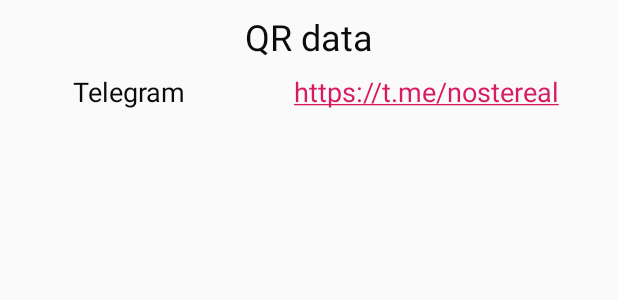
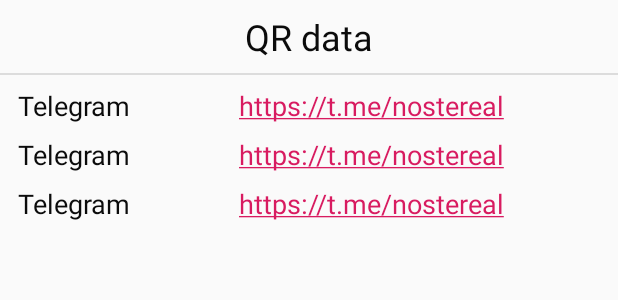
Before and after one commit to Nostereal/onScreenQRDetector, an Android app: the layout bottom_sheet_dialog_layout.xml on its own in the app's theme, with its tools: preview values and no code run, on a phone screen of 412 x 824 dp. Shown: the top 300 px of the screen. Run offline under Robolectric (Android 15) with nearby library versions, the phone set to English and light mode, and no system bars.

Commit message:
some fixes in the bottom sheet

```diff
--- a/app/build.gradle
+++ b/app/build.gradle
@@ -33,9 +33,11 @@ dependencies {
     implementation 'com.google.android.material:material:1.0.0'
     implementation 'androidx.core:core-ktx:1.1.0'
     implementation 'androidx.constraintlayout:constraintlayout:1.1.3'
+
     testImplementation 'junit:junit:4.12'
     androidTestImplementation 'androidx.test.ext:junit:1.1.1'
     androidTestImplementation 'androidx.test.espresso:espresso-core:3.2.0'
+
 
     // Firebase ML Kit dependencies
     implementation 'com.google.firebase:firebase-ml-vision:24.0.0'
--- a/app/src/main/java/com/nostereal/qrdetector/RoundedBottomSheetDialogFragment.kt
+++ b/app/src/main/java/com/nostereal/qrdetector/RoundedBottomSheetDialogFragment.kt
@@ -6,6 +6,7 @@ import android.util.Log
 import android.view.LayoutInflater
 import android.view.View
 import android.view.ViewGroup
+import android.view.WindowManager
 import androidx.recyclerview.widget.LinearLayoutManager
 import com.google.android.material.bottomsheet.BottomSheetDialog
 import com.google.android.material.bottomsheet.BottomSheetDialogFragment
@@ -35,6 +36,7 @@ class RoundedBottomSheetDialogFragment : BottomSheetDialogFragment() {
 
     override fun onCreateDialog(savedInstanceState: Bundle?): Dialog =
         BottomSheetDialog(requireContext(), theme)
+            .apply { window!!.addFlags(WindowManager.LayoutParams.FLAG_TRANSLUCENT_STATUS) }
 
     companion object {
         private var instance: RoundedBottomSheetDialogFragment? = null
--- a/app/src/main/res/layout/bottom_sheet_dialog_layout.xml
+++ b/app/src/main/res/layout/bottom_sheet_dialog_layout.xml
@@ -1,26 +1,33 @@
 <?xml version="1.0" encoding="utf-8"?>
-<LinearLayout xmlns:android="http://schemas.android.com/apk/res/android"
+<RelativeLayout xmlns:android="http://schemas.android.com/apk/res/android"
     xmlns:tools="http://schemas.android.com/tools"
     android:layout_width="match_parent"
-    android:layout_height="match_parent"
-    android:orientation="vertical">
+    android:layout_height="wrap_content">
 
     <TextView
         android:id="@+id/bottomSheetDialogTitle"
         android:layout_width="match_parent"
         android:layout_height="wrap_content"
         android:layout_marginTop="@dimen/item_qr_data_vertical_margin"
-        android:layout_marginBottom="@dimen/item_qr_data_vertical_margin"
         android:gravity="center"
-        android:visibility="visible"
+        android:text="QR data"
         android:textColor="@color/textColorBlack"
         android:textSize="@dimen/bottom_sheet_title_text_size"
-        android:text="QR data" />
+        android:visibility="visible" />
+
+    <View
+        android:id="@+id/divider"
+        android:layout_width="match_parent"
+        android:layout_height="1dp"
+        android:layout_below="@id/bottomSheetDialogTitle"
+        android:layout_marginTop="@dimen/margin_size_between_rv_elements"
+        android:background="@color/common_google_signin_btn_text_dark_disabled" />
 
     <androidx.recyclerview.widget.RecyclerView
         android:id="@+id/rv_qr_codes"
         android:layout_width="match_parent"
         android:layout_height="wrap_content"
+        android:layout_below="@id/divider"
         tools:listitem="@layout/item_qr_data" />
 
-</LinearLayout>
+</RelativeLayout>
--- a/app/src/main/res/layout/item_qr_data.xml
+++ b/app/src/main/res/layout/item_qr_data.xml
@@ -2,14 +2,14 @@
 <LinearLayout xmlns:android="http://schemas.android.com/apk/res/android"
     xmlns:tools="http://schemas.android.com/tools"
     android:layout_width="match_parent"
-    android:layout_height="match_parent"
+    android:layout_height="wrap_content"
+    android:layout_marginTop="@dimen/margin_size_between_rv_elements"
     android:orientation="horizontal">
 
     <TextView
         android:id="@+id/qrTitle"
-        android:layout_width="0dp"
+        android:layout_width="wrap_content"
         android:layout_height="wrap_content"
-        android:layout_weight="4"
         android:gravity="center"
         android:paddingStart="@dimen/item_qr_data_title_start_padding"
         android:paddingEnd="@dimen/item_qr_data_title_end_padding"
@@ -19,9 +19,8 @@
 
     <TextView
         android:id="@+id/qrRawValue"
-        android:layout_width="0dp"
+        android:layout_width="match_parent"
         android:layout_height="wrap_content"
-        android:layout_weight="6"
         android:autoLink="web"
         android:ellipsize="end"
         android:gravity="center"
--- a/app/src/main/res/values/dimens.xml
+++ b/app/src/main/res/values/dimens.xml
@@ -8,6 +8,7 @@
     <dimen name="item_qr_data_title_end_padding">4dp</dimen>
     <dimen name="item_qr_data_raw_value_start_padding">4dp</dimen>
     <dimen name="item_qr_data_raw_value_end_padding">12dp</dimen>
+    <dimen name="margin_size_between_rv_elements">8dp</dimen>
 
     <dimen name="bottom_sheet_title_text_size">24sp</dimen>
     <dimen name="item_qr_data_title_text_size">18sp</dimen>
--- a/app/src/main/res/values/styles.xml
+++ b/app/src/main/res/values/styles.xml
@@ -16,6 +16,8 @@
 
     <style name="BaseBottomSheetDialog" parent="Theme.MaterialComponents.Light.BottomSheetDialog">
         <item name="android:windowIsFloating">false</item>
+        <item name="android:windowTranslucentStatus">true</item>
+        <item name="android:statusBarColor">@android:color/transparent</item>
         <item name="bottomSheetStyle">@style/BottomSheet</item>
     </style>
 
```
Also changed, not shown: app/src/main/java/com/nostereal/qrdetector/MainActivity.kt (+4 -3 lines), 1 other file.
